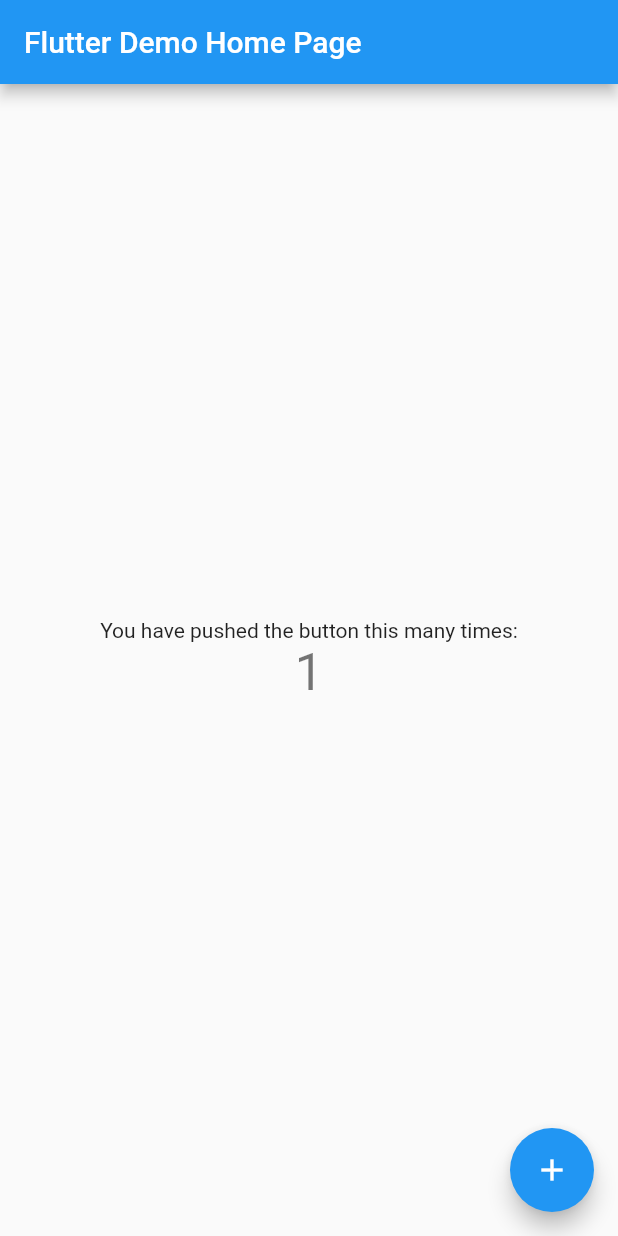
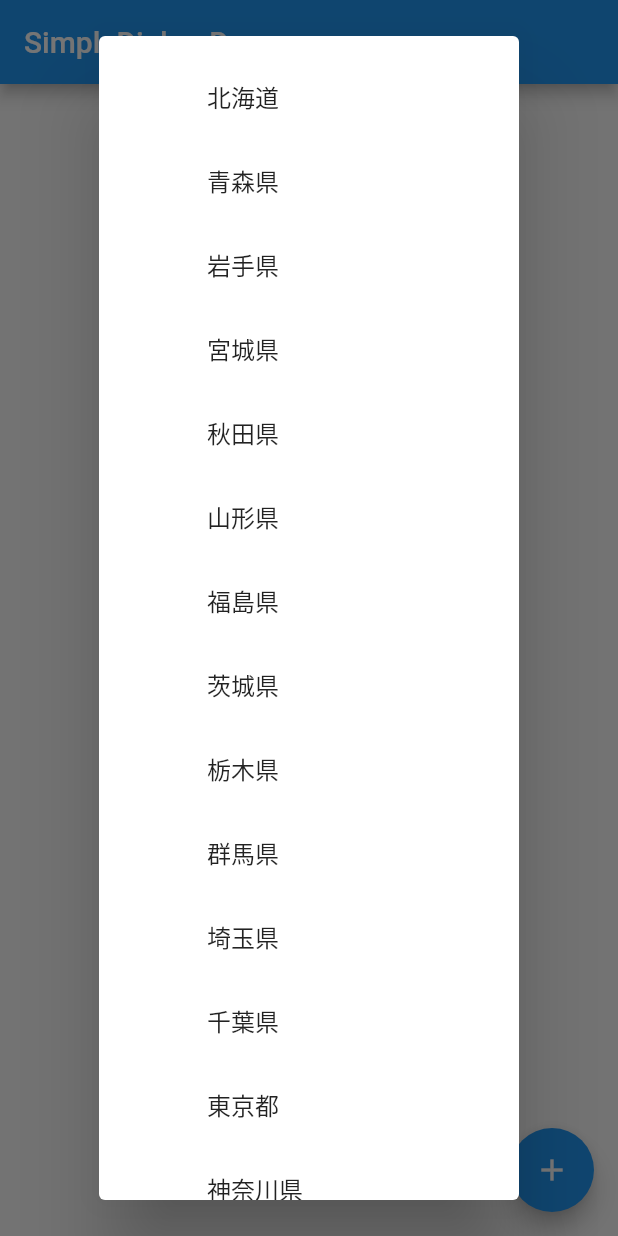
Before and after one commit to susatthi/flutter-sample-simple-dialog, a Flutter app: the screen it shows after launch, after a tap on the "add" icon, on a phone screen of 412 x 824 dp. Run offline on Flutter 3.47's test engine with Material 2 defaults, Android fonts, the phone set to English and light mode, and no system bars.

Commit message:
デモ実装

```diff
--- a/lib/main.dart
+++ b/lib/main.dart
@@ -1,115 +1,154 @@
 import 'package:flutter/material.dart';
 
 void main() {
-  runApp(const MyApp());
+  runApp(const App());
 }
 
-class MyApp extends StatelessWidget {
-  const MyApp({Key? key}) : super(key: key);
+class App extends StatelessWidget {
+  const App({Key? key}) : super(key: key);
 
-  // This widget is the root of your application.
   @override
   Widget build(BuildContext context) {
     return MaterialApp(
       title: 'Flutter Demo',
       theme: ThemeData(
-        // This is the theme of your application.
-        //
-        // Try running your application with "flutter run". You'll see the
-        // application has a blue toolbar. Then, without quitting the app, try
-        // changing the primarySwatch below to Colors.green and then invoke
-        // "hot reload" (press "r" in the console where you ran "flutter run",
-        // or simply save your changes to "hot reload" in a Flutter IDE).
-        // Notice that the counter didn't reset back to zero; the application
-        // is not restarted.
         primarySwatch: Colors.blue,
       ),
-      home: const MyHomePage(title: 'Flutter Demo Home Page'),
+      home: const DemoPage(),
     );
   }
 }
 
-class MyHomePage extends StatefulWidget {
-  const MyHomePage({Key? key, required this.title}) : super(key: key);
-
-  // This widget is the home page of your application. It is stateful, meaning
-  // that it has a State object (defined below) that contains fields that affect
-  // how it looks.
-
-  // This class is the configuration for the state. It holds the values (in this
-  // case the title) provided by the parent (in this case the App widget) and
-  // used by the build method of the State. Fields in a Widget subclass are
-  // always marked "final".
-
-  final String title;
+class DemoPage extends StatefulWidget {
+  const DemoPage({Key? key}) : super(key: key);
 
   @override
-  State<MyHomePage> createState() => _MyHomePageState();
+  State<DemoPage> createState() => _DemoPageState();
 }
 
-class _MyHomePageState extends State<MyHomePage> {
-  int _counter = 0;
-
-  void _incrementCounter() {
-    setState(() {
-      // This call to setState tells the Flutter framework that something has
-      // changed in this State, which causes it to rerun the build method below
-      // so that the display can reflect the updated values. If we changed
-      // _counter without calling setState(), then the build method would not be
-      // called again, and so nothing would appear to happen.
-      _counter++;
-    });
-  }
+class _DemoPageState extends State<DemoPage> {
+  /// 選択中の都道府県
+  String? _prefecture;
 
   @override
   Widget build(BuildContext context) {
-    // This method is rerun every time setState is called, for instance as done
-    // by the _incrementCounter method above.
-    //
-    // The Flutter framework has been optimized to make rerunning build methods
-    // fast, so that you can just rebuild anything that needs updating rather
-    // than having to individually change instances of widgets.
     return Scaffold(
       appBar: AppBar(
-        // Here we take the value from the MyHomePage object that was created by
-        // the App.build method, and use it to set our appbar title.
-        title: Text(widget.title),
+        title: const Text('SimpleDialog Demo'),
       ),
       body: Center(
-        // Center is a layout widget. It takes a single child and positions it
-        // in the middle of the parent.
         child: Column(
-          // Column is also a layout widget. It takes a list of children and
-          // arranges them vertically. By default, it sizes itself to fit its
-          // children horizontally, and tries to be as tall as its parent.
-          //
-          // Invoke "debug painting" (press "p" in the console, choose the
-          // "Toggle Debug Paint" action from the Flutter Inspector in Android
-          // Studio, or the "Toggle Debug Paint" command in Visual Studio Code)
-          // to see the wireframe for each widget.
-          //
-          // Column has various properties to control how it sizes itself and
-          // how it positions its children. Here we use mainAxisAlignment to
-          // center the children vertically; the main axis here is the vertical
-          // axis because Columns are vertical (the cross axis would be
-          // horizontal).
           mainAxisAlignment: MainAxisAlignment.center,
-          children: <Widget>[
-            const Text(
-              'You have pushed the button this many times:',
-            ),
+          children: [
             Text(
-              '$_counter',
-              style: Theme.of(context).textTheme.headline4,
+              _prefecture ?? '未選択',
+              style: const TextStyle(fontSize: 30),
             ),
           ],
         ),
       ),
       floatingActionButton: FloatingActionButton(
-        onPressed: _incrementCounter,
-        tooltip: 'Increment',
+        onPressed: () async {
+          // 選択ダイアログを表示して、選択した都道府県を受け取る
+          final selectedPrefecture = await showDialog<String>(
+            context: context,
+            builder: (context) => _PrefectureSelectorDialog(
+              prefecture: _prefecture,
+            ),
+          );
+          if (selectedPrefecture != null) {
+            // 選択中の都道府県を更新してリビルドする
+            setState(() {
+              _prefecture = selectedPrefecture;
+            });
+          }
+        },
         child: const Icon(Icons.add),
-      ), // This trailing comma makes auto-formatting nicer for build methods.
+      ),
     );
   }
 }
+
+/// 都道府県を選択するダイアログ
+/// 選択されたら都道府県の文字列を返す
+/// キャンセルされたら null を返す
+class _PrefectureSelectorDialog extends StatelessWidget {
+  const _PrefectureSelectorDialog({
+    Key? key,
+    this.prefecture,
+  }) : super(key: key);
+
+  /// 選択中の都道府県
+  final String? prefecture;
+
+  /// 都道府県ー一覧
+  static const _prefectures = [
+    '北海道',
+    '青森県',
+    '岩手県',
+    '宮城県',
+    '秋田県',
+    '山形県',
+    '福島県',
+    '茨城県',
+    '栃木県',
+    '群馬県',
+    '埼玉県',
+    '千葉県',
+    '東京都',
+    '神奈川県',
+    '新潟県',
+    '富山県',
+    '石川県',
+    '福井県',
+    '山梨県',
+    '長野県',
+    '岐阜県',
+    '静岡県',
+    '愛知県',
+    '三重県',
+    '滋賀県',
+    '京都府',
+    '大阪府',
+    '兵庫県',
+    '奈良県',
+    '和歌山県',
+    '鳥取県',
+    '島根県',
+    '岡山県',
+    '広島県',
+    '山口県',
+    '徳島県',
+    '香川県',
+    '愛媛県',
+    '高知県',
+    '福岡県',
+    '佐賀県',
+    '長崎県',
+    '熊本県',
+    '大分県',
+    '宮崎県',
+    '鹿児島県',
+    '沖縄県',
+  ];
+
+  @override
+  Widget build(BuildContext context) {
+    return SimpleDialog(
+      children: _prefectures
+          .map(
+            (p) => ListTile(
+              leading: Visibility(
+                visible: p == prefecture,
+                child: const Icon(Icons.check),
+              ),
+              title: Text(p),
+              onTap: () {
+                Navigator.of(context).pop(p);
+              },
+            ),
+          )
+          .toList(),
+    );
+  }
+}
```
Also changed, not shown: 1 other file.
